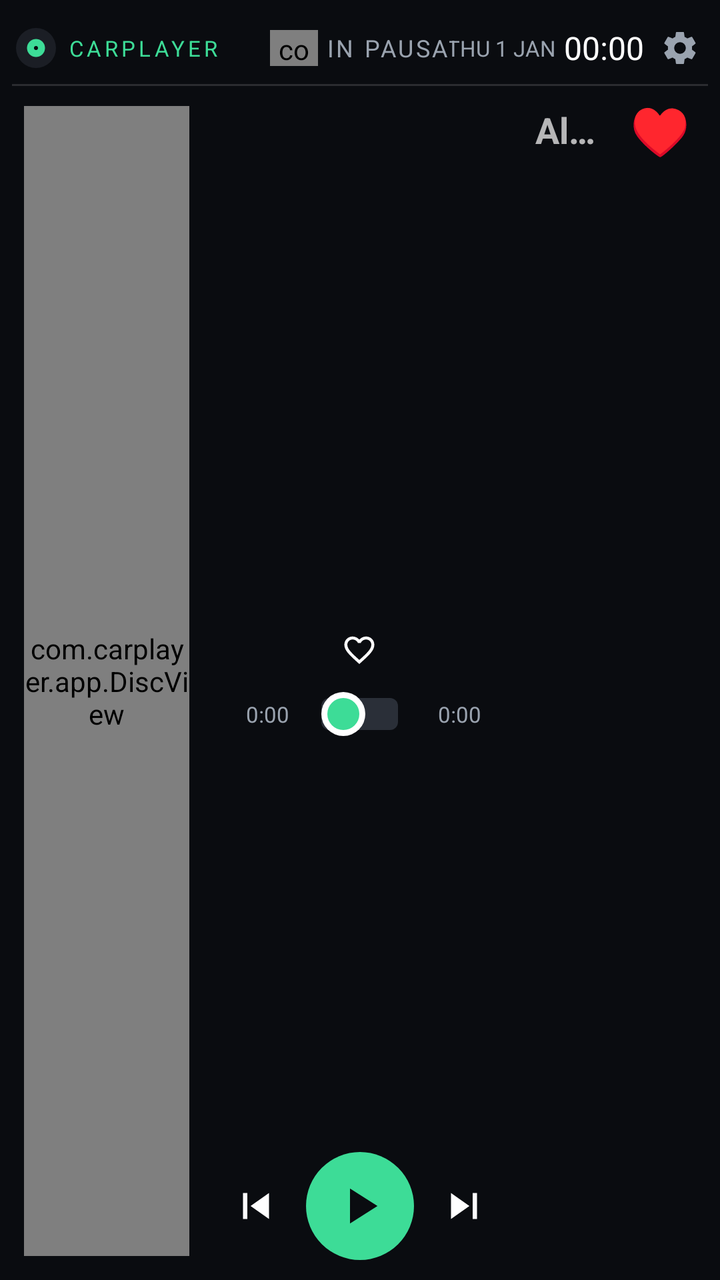
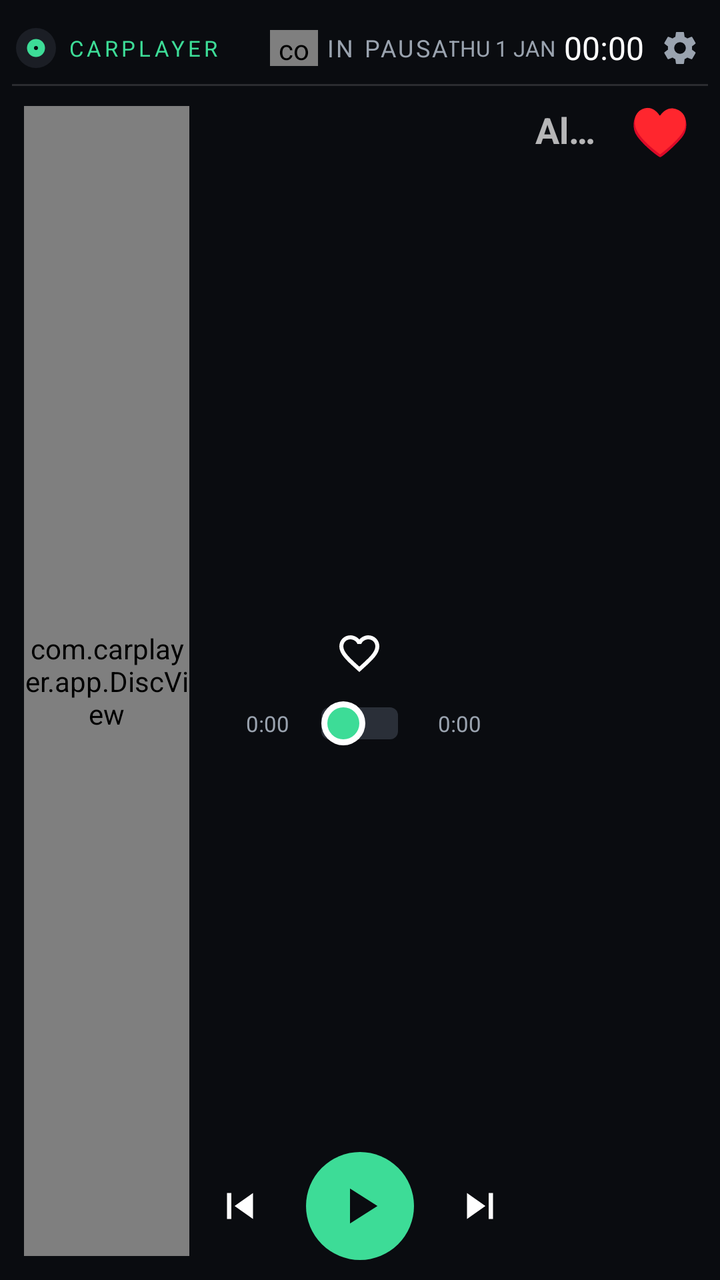

Compare the two renders of this Android layout. The source of the first and the diff that turns it into the second are given below.
<!-- AndroidManifest.xml: application theme AppTheme -->
<!-- res/layout/activity_main.xml -->
<?xml version="1.0" encoding="utf-8"?>
<LinearLayout xmlns:android="http://schemas.android.com/apk/res/android"
    android:id="@+id/root"
    android:layout_width="match_parent"
    android:layout_height="match_parent"
    android:background="@color/bg"
    android:orientation="vertical"
    android:padding="@dimen/pad">

    
    <include layout="@layout/header" />

    <LinearLayout
        android:layout_width="match_parent"
        android:layout_height="0dp"
        android:layout_weight="1"
        android:baselineAligned="false"
        android:orientation="horizontal">

        
        <FrameLayout
            android:id="@+id/discCol"
            android:layout_width="0dp"
            android:layout_height="match_parent"
            android:layout_weight="3"
            android:padding="@dimen/pad">

            <com.carplayer.app.DiscView
                android:id="@+id/disc"
                android:layout_width="match_parent"
                android:layout_height="match_parent" />
        </FrameLayout>

        
        <LinearLayout
            android:id="@+id/centerCol"
            android:layout_width="0dp"
            android:layout_height="match_parent"
            android:layout_weight="5"
            android:orientation="vertical">

        
        <ScrollView
            android:layout_width="match_parent"
            android:layout_height="0dp"
            android:layout_weight="1"
            android:fillViewport="true"
            android:scrollbars="none">

            <LinearLayout
                android:layout_width="match_parent"
                android:layout_height="match_parent"
                android:gravity="center"
                android:orientation="vertical"
                android:paddingStart="@dimen/gap"
                android:paddingEnd="@dimen/gap">

                <TextView
                    android:id="@+id/tvTitle"
                    android:layout_width="match_parent"
                    android:layout_height="wrap_content"
                    android:ellipsize="end"
                    android:gravity="center"
                    android:maxLines="2"
                    android:minLines="1"
                    android:textColor="#FFFFFF"
                    android:textSize="@dimen/title_sp" />

                <TextView
                    android:id="@+id/tvArtist"
                    android:layout_width="match_parent"
                    android:layout_height="wrap_content"
                    android:layout_marginTop="2dp"
                    android:ellipsize="end"
                    android:gravity="center"
                    android:maxLines="1"
                    android:textColor="@color/gray"
                    android:textSize="@dimen/artist_sp" />

                <ImageButton
                    android:id="@+id/btnHeart"
                    android:layout_width="@dimen/heart"
                    android:layout_height="@dimen/heart"
                    android:layout_marginTop="4dp"
                    android:background="?android:attr/selectableItemBackgroundBorderless"
                    android:padding="@dimen/ico_pad"
                    android:scaleType="fitCenter"
                    android:src="@drawable/ic_heart" />

                
                <LinearLayout
                    android:layout_width="match_parent"
                    android:layout_height="wrap_content"
                    android:layout_marginTop="@dimen/gap"
                    android:gravity="center_vertical"
                    android:orientation="horizontal">

                    <TextView
                        android:id="@+id/tvPos"
                        android:layout_width="@dimen/time_w"
                        android:layout_height="wrap_content"
                        android:gravity="end"
                        android:text="0:00"
                        android:textColor="@color/gray"
                        android:textSize="@dimen/time_sp" />

                    <SeekBar
                        android:id="@+id/seek"
                        android:layout_width="0dp"
                        android:layout_height="@dimen/seek_h"
                        android:layout_weight="1"
                        android:progressDrawable="@drawable/seek_progress"
                        android:thumb="@drawable/seek_thumb"
                        android:thumbOffset="0dp"
                        android:splitTrack="false" />

                    <TextView
                        android:id="@+id/tvDur"
                        android:layout_width="@dimen/time_w"
                        android:layout_height="wrap_content"
                        android:paddingStart="4dp"
                        android:text="0:00"
                        android:textColor="@color/gray"
                        android:textSize="@dimen/time_sp" />
                </LinearLayout>

            </LinearLayout>
        </ScrollView>

        
        <LinearLayout
            android:layout_width="match_parent"
            android:layout_height="wrap_content"
            android:layout_marginTop="0dp"
            android:gravity="center"
            android:orientation="horizontal">

            <ImageButton
                android:id="@+id/btnShuffle"
                android:layout_width="@dimen/ctl_side"
                android:layout_height="@dimen/ctl_side"
                android:background="?android:attr/selectableItemBackgroundBorderless"
                android:padding="@dimen/ico_pad"
                android:scaleType="fitCenter"
                android:src="@drawable/ic_shuffle"
                android:tint="#FFFFFF" />

            <ImageButton
                android:id="@+id/btnPrev"
                android:layout_width="@dimen/ctl_mid"
                android:layout_height="@dimen/ctl_mid"
                android:background="?android:attr/selectableItemBackgroundBorderless"
                android:padding="@dimen/ico_pad"
                android:scaleType="fitCenter"
                android:src="@drawable/ic_prev"
                android:tint="#FFFFFF" />

            <ImageButton
                android:id="@+id/btnPlay"
                android:layout_width="@dimen/play"
                android:layout_height="@dimen/play"
                android:layout_marginStart="@dimen/gap"
                android:layout_marginEnd="@dimen/gap"
                android:background="@drawable/bg_play"
                android:padding="@dimen/play_pad"
                android:scaleType="fitCenter"
                android:src="@drawable/ic_play"
                android:tint="@color/bg" />

            <ImageButton
                android:id="@+id/btnNext"
                android:layout_width="@dimen/ctl_mid"
                android:layout_height="@dimen/ctl_mid"
                android:background="?android:attr/selectableItemBackgroundBorderless"
                android:padding="@dimen/ico_pad"
                android:scaleType="fitCenter"
                android:src="@drawable/ic_next"
                android:tint="#FFFFFF" />

            <ImageButton
                android:id="@+id/btnRepeat"
                android:layout_width="@dimen/ctl_side"
                android:layout_height="@dimen/ctl_side"
                android:background="?android:attr/selectableItemBackgroundBorderless"
                android:padding="@dimen/ico_pad"
                android:scaleType="fitCenter"
                android:src="@drawable/ic_repeat"
                android:tint="#FFFFFF" />
        </LinearLayout>

        <include layout="@layout/strip" />
        </LinearLayout>

        
        <LinearLayout
            android:id="@+id/rightCol"
            android:layout_width="0dp"
            android:layout_height="match_parent"
            android:layout_weight="3"
            android:orientation="vertical">

            <LinearLayout
                android:layout_width="match_parent"
                android:layout_height="@dimen/tab_h"
                android:orientation="horizontal">

                <TextView
                    android:id="@+id/tabFolder"
                    android:layout_width="0dp"
                    android:layout_height="match_parent"
                    android:layout_weight="1"
                    android:background="?android:attr/selectableItemBackground"
                    android:ellipsize="end"
                    android:gravity="center"
                    android:maxLines="1"
                    android:paddingStart="8dp"
                    android:paddingEnd="8dp"
                    android:text="Album"
                    android:textSize="@dimen/tab_sp"
                    android:textStyle="bold" />

                <TextView
                    android:id="@+id/tabFavs"
                    android:layout_width="0dp"
                    android:layout_height="match_parent"
                    android:layout_weight="1"
                    android:background="?android:attr/selectableItemBackground"
                    android:gravity="center"
                    android:text="&#9829;"
                    android:textColor="#FF4D6D"
                    android:textSize="@dimen/tab_heart_sp"
                    android:textStyle="bold" />
            </LinearLayout>

            <FrameLayout
                android:layout_width="match_parent"
                android:layout_height="0dp"
                android:layout_weight="1">

                <ListView
                    android:id="@+id/list"
                    android:layout_width="match_parent"
                    android:layout_height="match_parent"
                    android:divider="@null"
                    android:scrollbars="none" />

                <TextView
                    android:id="@+id/tvEmpty"
                    android:layout_width="match_parent"
                    android:layout_height="match_parent"
                    android:background="?android:attr/selectableItemBackground"
                    android:gravity="center"
                    android:padding="16dp"
                    android:textColor="@color/gray"
                    android:textSize="@dimen/tab_sp"
                    android:visibility="gone" />
            </FrameLayout>
        </LinearLayout>

        
        <LinearLayout
            android:id="@+id/showList"
            android:layout_width="@dimen/handle_w"
            android:layout_height="match_parent"
            android:background="?android:attr/selectableItemBackground"
            android:gravity="center"
            android:orientation="vertical"
            android:visibility="gone">

            <ImageView
                android:id="@+id/ivHandle"
                android:layout_width="24dp"
                android:layout_height="24dp"
                android:src="@drawable/ic_chevron_left"
                android:tint="#FFFFFF" />
        </LinearLayout>
    </LinearLayout>
</LinearLayout>
<!-- res/layout/header.xml (included above) -->
<?xml version="1.0" encoding="utf-8"?>
<LinearLayout xmlns:android="http://schemas.android.com/apk/res/android"
    android:layout_width="match_parent"
    android:layout_height="wrap_content"
    android:layout_marginBottom="@dimen/gap"
    android:orientation="vertical">

    <LinearLayout
        android:layout_width="match_parent"
        android:layout_height="@dimen/header_h"
        android:gravity="center_vertical"
        android:orientation="horizontal">

        <LinearLayout
            android:layout_width="0dp"
            android:layout_height="match_parent"
            android:layout_weight="1"
            android:gravity="center_vertical|start"
            android:orientation="horizontal">

            <ImageView
                android:layout_width="@dimen/logo"
                android:layout_height="@dimen/logo"
                android:src="@drawable/ic_launcher" />

            <TextView
                android:id="@+id/tvBrand"
                android:layout_width="wrap_content"
                android:layout_height="wrap_content"
                android:layout_marginStart="@dimen/gap"
                android:letterSpacing="0.15"
                android:maxLines="1"
                android:text="CARPLAYER"
                android:textColor="@color/accent"
                android:textSize="@dimen/brand_sp" />
        </LinearLayout>

        <LinearLayout
            android:layout_width="wrap_content"
            android:layout_height="match_parent"
            android:gravity="center_vertical"
            android:orientation="horizontal">

            <com.carplayer.app.EqView
                android:id="@+id/eq"
                android:layout_width="@dimen/eq_w"
                android:layout_height="@dimen/eq_h" />

            <TextView
                android:id="@+id/tvStatus"
                android:layout_width="wrap_content"
                android:layout_height="wrap_content"
                android:layout_marginStart="@dimen/gap"
                android:letterSpacing="0.1"
                android:maxLines="1"
                android:text="IN PAUSA"
                android:textColor="@color/gray"
                android:textSize="@dimen/status_sp" />
        </LinearLayout>

        <LinearLayout
            android:layout_width="0dp"
            android:layout_height="match_parent"
            android:layout_weight="1"
            android:gravity="center_vertical|end"
            android:orientation="horizontal">

            <TextClock
                android:id="@+id/dateClock"
                android:layout_width="wrap_content"
                android:layout_height="wrap_content"
                android:layout_marginEnd="@dimen/gap"
                android:format12Hour="EEE d MMM"
                android:format24Hour="EEE d MMM"
                android:textAllCaps="true"
                android:textColor="@color/gray"
                android:textSize="@dimen/date_sp" />

            <TextClock
                android:id="@+id/clock"
                android:layout_width="wrap_content"
                android:layout_height="wrap_content"
                android:format12Hour="HH:mm"
                android:format24Hour="HH:mm"
                android:textColor="#FFFFFF"
                android:textSize="@dimen/clock_sp" />

            
            <ImageButton
                android:id="@+id/btnSettings"
                android:layout_width="@dimen/gear"
                android:layout_height="@dimen/gear"
                android:layout_marginStart="@dimen/gap"
                android:background="?android:attr/selectableItemBackgroundBorderless"
                android:padding="4dp"
                android:scaleType="fitCenter"
                android:src="@drawable/ic_gear" />
        </LinearLayout>
    </LinearLayout>

    <View
        android:layout_width="match_parent"
        android:layout_height="1dp"
        android:background="#22FFFFFF" />
</LinearLayout>
<!-- res/layout/strip.xml (included above) -->
<?xml version="1.0" encoding="utf-8"?>
<HorizontalScrollView xmlns:android="http://schemas.android.com/apk/res/android"
    android:id="@+id/strip"
    android:layout_width="match_parent"
    android:layout_height="wrap_content"
    android:layout_marginTop="@dimen/gap"
    android:overScrollMode="never"
    android:scrollbars="none">

    <LinearLayout
        android:id="@+id/stripBox"
        android:layout_width="wrap_content"
        android:layout_height="wrap_content"
        android:orientation="horizontal" />
</HorizontalScrollView>
<!-- resources referenced by this layout -->
<resources>
  <color name="accent">#3DDC97</color>
  <color name="bg">#0A0C10</color>
  <color name="gray">#9AA3AF</color>
  <dimen name="artist_sp">13sp</dimen>
  <dimen name="brand_sp">11sp</dimen>
  <dimen name="clock_sp">16sp</dimen>
  <dimen name="ctl_mid">42dp</dimen>
  <dimen name="ctl_side">32dp</dimen>
  <dimen name="date_sp">11sp</dimen>
  <dimen name="eq_h">18dp</dimen>
  <dimen name="eq_w">24dp</dimen>
  <dimen name="gap">4dp</dimen>
  <dimen name="gear">28dp</dimen>
  <dimen name="handle_w">20dp</dimen>
  <dimen name="header_h">36dp</dimen>
  <dimen name="heart">34dp</dimen>
  <dimen name="ico_pad">8dp</dimen>
  <dimen name="logo">24dp</dimen>
  <dimen name="pad">6dp</dimen>
  <dimen name="play">54dp</dimen>
  <dimen name="play_pad">12dp</dimen>
  <dimen name="seek_h">22dp</dimen>
  <dimen name="status_sp">12sp</dimen>
  <dimen name="tab_h">36dp</dimen>
  <dimen name="tab_heart_sp">24sp</dimen>
  <dimen name="tab_sp">18sp</dimen>
  <dimen name="time_sp">11sp</dimen>
  <dimen name="time_w">40dp</dimen>
  <dimen name="title_sp">22sp</dimen>
  <!-- drawable bg_play (drawable) -->
  <?xml version="1.0" encoding="utf-8"?>
  <shape xmlns:android="http://schemas.android.com/apk/res/android" android:shape="oval">
      <solid android:color="@color/accent" />
  </shape>
  <!-- drawable ic_chevron_left (drawable) -->
  <vector xmlns:android="http://schemas.android.com/apk/res/android"
      android:width="24dp"
      android:height="24dp"
      android:viewportWidth="24"
      android:viewportHeight="24">
      <path
          android:fillColor="#FFFFFF"
          android:pathData="M15.4,7.4L14,6l-6,6 6,6 1.4,-1.4L10.8,12z" />
  </vector>
  <!-- drawable ic_next (drawable) -->
  <vector xmlns:android="http://schemas.android.com/apk/res/android"
      android:width="24dp" android:height="24dp" android:viewportWidth="24" android:viewportHeight="24">
      <path android:fillColor="#FFFFFF" android:pathData="M6,18l8.5,-6L6,6v12zM16,6v12h2V6h-2z" />
  </vector>
  <!-- drawable ic_play (drawable) -->
  <vector xmlns:android="http://schemas.android.com/apk/res/android"
      android:width="24dp" android:height="24dp" android:viewportWidth="24" android:viewportHeight="24">
      <path android:fillColor="#FFFFFF" android:pathData="M8,5v14l11,-7z" />
  </vector>
  <!-- drawable ic_prev (drawable) -->
  <vector xmlns:android="http://schemas.android.com/apk/res/android"
      android:width="24dp" android:height="24dp" android:viewportWidth="24" android:viewportHeight="24">
      <path android:fillColor="#FFFFFF" android:pathData="M6,6h2v12H6zm3.5,6l8.5,6V6z" />
  </vector>
  <!-- drawable ic_repeat (drawable) -->
  <vector xmlns:android="http://schemas.android.com/apk/res/android"
      android:width="24dp" android:height="24dp" android:viewportWidth="24" android:viewportHeight="24">
      <path android:fillColor="#FFFFFF" android:pathData="M7,7h10v3l4,-4 -4,-4v3H5v6h2V7zm10,10H7v-3l-4,4 4,4v-3h12v-6h-2v4z" />
  </vector>
  <!-- drawable ic_shuffle (drawable) -->
  <vector xmlns:android="http://schemas.android.com/apk/res/android"
      android:width="24dp" android:height="24dp" android:viewportWidth="24" android:viewportHeight="24">
      <path android:fillColor="#FFFFFF" android:pathData="M10.59,9.17L5.41,4 4,5.41l5.17,5.17 1.42,-1.41zM14.5,4l2.04,2.04L4,18.59 5.41,20 17.96,7.46 20,9.5V4h-5.5zm0.33,9.41l-1.41,1.41 3.13,3.13L14.5,20H20v-5.5l-2.04,2.04 -3.13,-3.13z" />
  </vector>
  <style name="AppTheme" parent="android:Theme.Material.NoActionBar">
          <item name="android:windowBackground">@color/bg</item>
          <item name="android:statusBarColor">@color/bg</item>
          <item name="android:navigationBarColor">@color/bg</item>
          <item name="android:colorAccent">@color/accent</item>
      </style>
  <dimen name="seek_thick">8dp</dimen>
  <!-- unchanged entries left out for length: 5 -->
</resources>

<!-- the commit's change to res/layout/activity_main.xml (unified diff, before → after) -->
@@ -131,7 +131,7 @@
         <LinearLayout
             android:layout_width="match_parent"
             android:layout_height="wrap_content"
-            android:layout_marginTop="0dp"
+            android:layout_marginTop="-4dp"
             android:gravity="center"
             android:orientation="horizontal">
 
@@ -139,6 +139,7 @@
                 android:id="@+id/btnShuffle"
                 android:layout_width="@dimen/ctl_side"
                 android:layout_height="@dimen/ctl_side"
+                android:layout_marginHorizontal="@dimen/ctl_gap"
                 android:background="?android:attr/selectableItemBackgroundBorderless"
                 android:padding="@dimen/ico_pad"
                 android:scaleType="fitCenter"
@@ -149,6 +150,7 @@
                 android:id="@+id/btnPrev"
                 android:layout_width="@dimen/ctl_mid"
                 android:layout_height="@dimen/ctl_mid"
+                android:layout_marginHorizontal="@dimen/ctl_gap"
                 android:background="?android:attr/selectableItemBackgroundBorderless"
                 android:padding="@dimen/ico_pad"
                 android:scaleType="fitCenter"
@@ -159,8 +161,7 @@
                 android:id="@+id/btnPlay"
                 android:layout_width="@dimen/play"
                 android:layout_height="@dimen/play"
-                android:layout_marginStart="@dimen/gap"
-                android:layout_marginEnd="@dimen/gap"
+                android:layout_marginHorizontal="@dimen/ctl_gap"
                 android:background="@drawable/bg_play"
                 android:padding="@dimen/play_pad"
                 android:scaleType="fitCenter"
@@ -171,6 +172,7 @@
                 android:id="@+id/btnNext"
                 android:layout_width="@dimen/ctl_mid"
                 android:layout_height="@dimen/ctl_mid"
+                android:layout_marginHorizontal="@dimen/ctl_gap"
                 android:background="?android:attr/selectableItemBackgroundBorderless"
                 android:padding="@dimen/ico_pad"
                 android:scaleType="fitCenter"
@@ -181,6 +183,7 @@
                 android:id="@+id/btnRepeat"
                 android:layout_width="@dimen/ctl_side"
                 android:layout_height="@dimen/ctl_side"
+                android:layout_marginHorizontal="@dimen/ctl_gap"
                 android:background="?android:attr/selectableItemBackgroundBorderless"
                 android:padding="@dimen/ico_pad"
                 android:scaleType="fitCenter"
<!-- resource entries referenced after the edit -->
@@ -6,6 +6,7 @@
   <dimen name="artist_sp">13sp</dimen>
   <dimen name="brand_sp">11sp</dimen>
   <dimen name="clock_sp">16sp</dimen>
+  <dimen name="ctl_gap">6dp</dimen>
   <dimen name="ctl_mid">42dp</dimen>
   <dimen name="ctl_side">32dp</dimen>
   <dimen name="date_sp">11sp</dimen>
@@ -15,7 +16,7 @@
   <dimen name="gear">28dp</dimen>
   <dimen name="handle_w">20dp</dimen>
   <dimen name="header_h">36dp</dimen>
-  <dimen name="heart">34dp</dimen>
+  <dimen name="heart">40dp</dimen>
   <dimen name="ico_pad">8dp</dimen>
   <dimen name="logo">24dp</dimen>
   <dimen name="pad">6dp</dimen>
